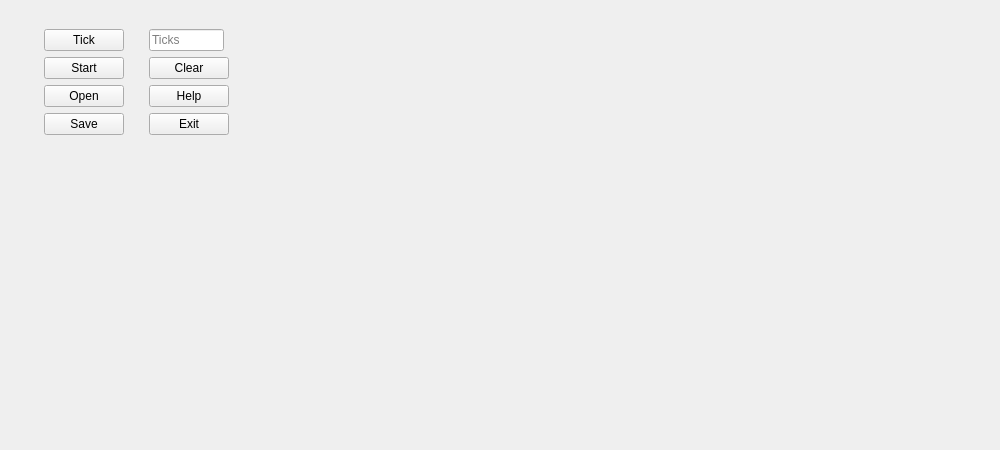
Above: Life_Game/gamewindow.ui from Grenka054/Conway-s-Game-of-Life before the change. Below: the same form after it.
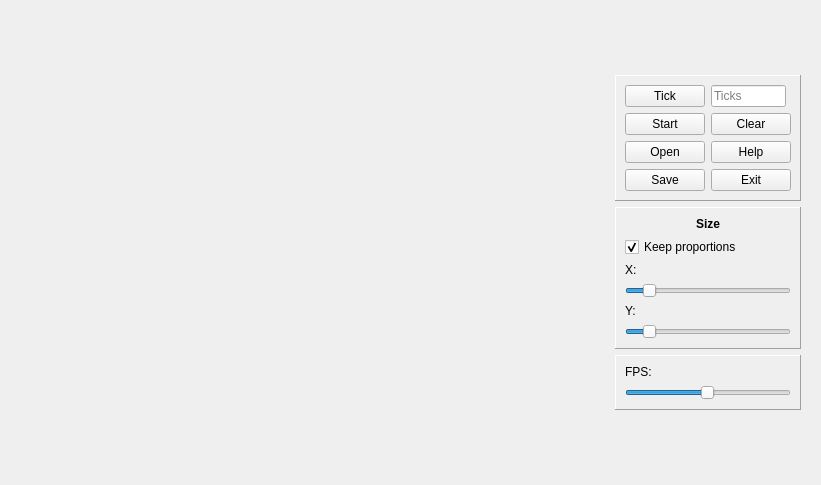
That is the form after the change.

Patch:
```diff
--- a/Life_Game/gamewindow.ui
+++ b/Life_Game/gamewindow.ui
@@ -6,22 +6,10 @@
    <rect>
     <x>0</x>
     <y>0</y>
-    <width>1000</width>
-    <height>450</height>
+    <width>821</width>
+    <height>485</height>
    </rect>
   </property>
-  <property name="sizePolicy">
-   <sizepolicy hsizetype="Fixed" vsizetype="Fixed">
-    <horstretch>0</horstretch>
-    <verstretch>0</verstretch>
-   </sizepolicy>
-  </property>
-  <property name="minimumSize">
-   <size>
-    <width>240</width>
-    <height>120</height>
-   </size>
-  </property>
   <property name="windowTitle">
    <string>GameWindow</string>
   </property>
@@ -29,98 +17,26 @@
    <bool>false</bool>
   </property>
   <widget class="QWidget" name="centralwidget">
-   <property name="enabled">
-    <bool>true</bool>
-   </property>
-   <property name="sizePolicy">
-    <sizepolicy hsizetype="Fixed" vsizetype="Fixed">
-     <horstretch>0</horstretch>
-     <verstretch>0</verstretch>
-    </sizepolicy>
-   </property>
-   <widget class="QWidget" name="horizontalLayoutWidget">
-    <property name="geometry">
-     <rect>
-      <x>0</x>
-      <y>0</y>
-      <width>851</width>
-      <height>395</height>
-     </rect>
-    </property>
-    <layout class="QHBoxLayout" name="mainLayout" stretch="12,0">
-     <property name="spacing">
-      <number>0</number>
-     </property>
-     <property name="sizeConstraint">
-      <enum>QLayout::SetFixedSize</enum>
+   <layout class="QHBoxLayout" name="horizontalLayout" stretch="1,0">
+    <property name="leftMargin">
+     <number>20</number>
+    </property>
+    <property name="topMargin">
+     <number>10</number>
      </property>
      <property name="rightMargin">
-      <number>30</number>
-     </property>
+     <number>20</number>
+    </property>
+    <property name="bottomMargin">
+     <number>10</number>
+    </property>
+    <item>
+     <layout class="QVBoxLayout" name="gameLayout"/>
+    </item>
      <item>
       <layout class="QVBoxLayout" name="verticalLayout">
-       <property name="spacing">
-        <number>6</number>
-       </property>
        <property name="sizeConstraint">
-        <enum>QLayout::SetDefaultConstraint</enum>
-       </property>
-       <property name="leftMargin">
-        <number>15</number>
-       </property>
-       <property name="topMargin">
-        <number>0</number>
-       </property>
-       <property name="rightMargin">
-        <number>0</number>
-       </property>
-       <property name="bottomMargin">
-        <number>0</number>
-       </property>
-       <item>
-        <layout class="QGridLayout" name="gridLayout">
-         <property name="sizeConstraint">
-          <enum>QLayout::SetMaximumSize</enum>
-         </property>
-         <property name="leftMargin">
-          <number>0</number>
-         </property>
-         <property name="topMargin">
-          <number>15</number>
-         </property>
-         <property name="rightMargin">
-          <number>15</number>
-         </property>
-         <property name="bottomMargin">
-          <number>15</number>
-         </property>
-         <property name="spacing">
-          <number>0</number>
-         </property>
-        </layout>
-       </item>
-       <item>
-        <spacer name="verticalSpacer">
-         <property name="orientation">
-          <enum>Qt::Vertical</enum>
-         </property>
-         <property name="sizeHint" stdset="0">
-          <size>
-           <width>20</width>
-           <height>0</height>
-          </size>
-         </property>
-        </spacer>
-       </item>
-      </layout>
-     </item>
-     <item>
-      <layout class="QVBoxLayout" name="verticalLayout_2">
-       <property name="spacing">
-        <number>8</number>
-       </property>
-       <property name="leftMargin">
-        <number>0</number>
+       <enum>QLayout::SetFixedSize</enum>
        </property>
        <item>
         <spacer name="verticalSpacer_2">
@@ -136,17 +52,14 @@
         </spacer>
        </item>
        <item>
-        <widget class="QWidget" name="buttonsWidget" native="true">
-         <layout class="QFormLayout" name="formLayout_3">
-          <property name="sizeConstraint">
-           <enum>QLayout::SetFixedSize</enum>
-          </property>
-          <property name="fieldGrowthPolicy">
-           <enum>QFormLayout::FieldsStayAtSizeHint</enum>
-          </property>
-          <property name="horizontalSpacing">
-           <number>25</number>
-          </property>
+       <widget class="QFrame" name="buttonsFrame">
+        <property name="frameShape">
+         <enum>QFrame::Panel</enum>
+        </property>
+        <property name="frameShadow">
+         <enum>QFrame::Raised</enum>
+        </property>
+        <layout class="QFormLayout" name="formLayout">
           <item row="0" column="0">
            <widget class="QPushButton" name="tickButton">
             <property name="sizePolicy">
@@ -191,7 +104,7 @@
             </property>
            </widget>
           </item>
-          <item row="2" column="0">
+         <item row="1" column="0">
            <widget class="QPushButton" name="autoButton">
             <property name="sizePolicy">
              <sizepolicy hsizetype="Minimum" vsizetype="Fixed">
@@ -212,7 +125,17 @@
             </property>
            </widget>
           </item>
-          <item row="3" column="0">
+         <item row="1" column="1">
+          <widget class="QPushButton" name="clearButton">
+           <property name="toolTip">
+            <string>Clear universe</string>
+           </property>
+           <property name="text">
+            <string>Clear</string>
+           </property>
+          </widget>
+         </item>
+         <item row="2" column="0">
            <widget class="QPushButton" name="openButton">
             <property name="toolTip">
              <string>Load universe from file</string>
@@ -222,7 +145,7 @@
             </property>
            </widget>
           </item>
-          <item row="3" column="1">
+         <item row="2" column="1">
            <widget class="QPushButton" name="helpButton">
             <property name="toolTip">
              <string>Show help</string>
@@ -232,17 +155,7 @@
             </property>
            </widget>
           </item>
-          <item row="4" column="1">
-           <widget class="QPushButton" name="exitButton">
-            <property name="toolTip">
-             <string>Close app</string>
-            </property>
-            <property name="text">
-             <string>Exit</string>
-            </property>
-           </widget>
-          </item>
-          <item row="4" column="0">
+         <item row="3" column="0">
            <widget class="QPushButton" name="dumpButton">
             <property name="toolTip">
              <string>Save universe to file</string>
@@ -252,13 +165,190 @@
             </property>
            </widget>
           </item>
-          <item row="2" column="1">
-           <widget class="QPushButton" name="clearButton">
+         <item row="3" column="1">
+          <widget class="QPushButton" name="exitButton">
             <property name="toolTip">
              <string>Clear universe</string>
             </property>
             <property name="text">
-             <string>Clear</string>
+            <string>Exit</string>
+           </property>
+          </widget>
+         </item>
+        </layout>
+       </widget>
+      </item>
+      <item>
+       <widget class="QFrame" name="sizeFrame">
+        <property name="frameShape">
+         <enum>QFrame::Panel</enum>
+        </property>
+        <property name="frameShadow">
+         <enum>QFrame::Raised</enum>
+        </property>
+        <layout class="QVBoxLayout" name="verticalLayout_4">
+         <item>
+          <widget class="QLabel" name="label_2">
+           <property name="font">
+            <font>
+             <bold>true</bold>
+            </font>
+           </property>
+           <property name="text">
+            <string>Size</string>
+           </property>
+           <property name="alignment">
+            <set>Qt::AlignCenter</set>
+           </property>
+          </widget>
+         </item>
+         <item>
+          <widget class="QCheckBox" name="checkBox">
+           <property name="toolTip">
+            <string>Keep cell proportions</string>
+           </property>
+           <property name="text">
+            <string>Keep proportions</string>
+           </property>
+           <property name="checked">
+            <bool>true</bool>
+           </property>
+          </widget>
+         </item>
+         <item>
+          <layout class="QHBoxLayout" name="horizontalLayout_3">
+           <item>
+            <widget class="QLabel" name="label_3">
+             <property name="sizePolicy">
+              <sizepolicy hsizetype="Fixed" vsizetype="Preferred">
+               <horstretch>0</horstretch>
+               <verstretch>0</verstretch>
+              </sizepolicy>
+             </property>
+             <property name="text">
+              <string>X:</string>
+             </property>
+            </widget>
+           </item>
+           <item>
+            <widget class="QLabel" name="xSizeLabel">
+             <property name="text">
+              <string/>
+             </property>
+            </widget>
+           </item>
+          </layout>
+         </item>
+         <item>
+          <widget class="QSlider" name="xSizeSlider">
+           <property name="toolTip">
+            <string>Number of cells horizontally</string>
+           </property>
+           <property name="minimum">
+            <number>4</number>
+           </property>
+           <property name="maximum">
+            <number>150</number>
+           </property>
+           <property name="sliderPosition">
+            <number>20</number>
+           </property>
+           <property name="orientation">
+            <enum>Qt::Horizontal</enum>
+           </property>
+          </widget>
+         </item>
+         <item>
+          <layout class="QHBoxLayout" name="horizontalLayout_5">
+           <item>
+            <widget class="QLabel" name="label_4">
+             <property name="sizePolicy">
+              <sizepolicy hsizetype="Fixed" vsizetype="Preferred">
+               <horstretch>0</horstretch>
+               <verstretch>0</verstretch>
+              </sizepolicy>
+             </property>
+             <property name="text">
+              <string>Y:</string>
+             </property>
+            </widget>
+           </item>
+           <item>
+            <widget class="QLabel" name="ySizeLabel">
+             <property name="text">
+              <string/>
+             </property>
+            </widget>
+           </item>
+          </layout>
+         </item>
+         <item>
+          <widget class="QSlider" name="ySizeSlider">
+           <property name="toolTip">
+            <string>Number of cells vertically</string>
+           </property>
+           <property name="minimum">
+            <number>4</number>
+           </property>
+           <property name="maximum">
+            <number>150</number>
+           </property>
+           <property name="sliderPosition">
+            <number>20</number>
+           </property>
+           <property name="orientation">
+            <enum>Qt::Horizontal</enum>
+           </property>
+          </widget>
+         </item>
+        </layout>
+       </widget>
+      </item>
+      <item>
+       <widget class="QFrame" name="FPSFrame">
+        <property name="frameShape">
+         <enum>QFrame::Panel</enum>
+        </property>
+        <property name="frameShadow">
+         <enum>QFrame::Raised</enum>
+        </property>
+        <layout class="QVBoxLayout" name="verticalLayout_2">
+         <item>
+          <layout class="QHBoxLayout" name="FPSLayout">
+           <item>
+            <widget class="QLabel" name="label">
+             <property name="sizePolicy">
+              <sizepolicy hsizetype="Fixed" vsizetype="Preferred">
+               <horstretch>0</horstretch>
+               <verstretch>0</verstretch>
+              </sizepolicy>
+             </property>
+             <property name="text">
+              <string>FPS:</string>
+             </property>
+            </widget>
+           </item>
+           <item>
+            <widget class="QLabel" name="FPSLabel"/>
+           </item>
+          </layout>
+         </item>
+         <item>
+          <widget class="QSlider" name="speedSlider">
+           <property name="toolTip">
+            <string>FPS</string>
+           </property>
+           <property name="minimum">
+            <number>1</number>
+           </property>
+           <property name="maximum">
+            <number>120</number>
+           </property>
+           <property name="value">
+            <number>60</number>
+           </property>
+           <property name="orientation">
+            <enum>Qt::Horizontal</enum>
             </property>
            </widget>
           </item>
@@ -272,8 +362,8 @@
          </property>
          <property name="sizeHint" stdset="0">
           <size>
-           <width>20</width>
-           <height>10</height>
+          <width>0</width>
+          <height>0</height>
           </size>
          </property>
         </spacer>
@@ -281,7 +371,6 @@
       </layout>
      </item>
     </layout>
-   </widget>
   </widget>
  </widget>
  <resources/>
```
Left out of the diff: 21 changed lines with no effect on the pictures. Lines whose indentation alone changed are shown as unchanged.
